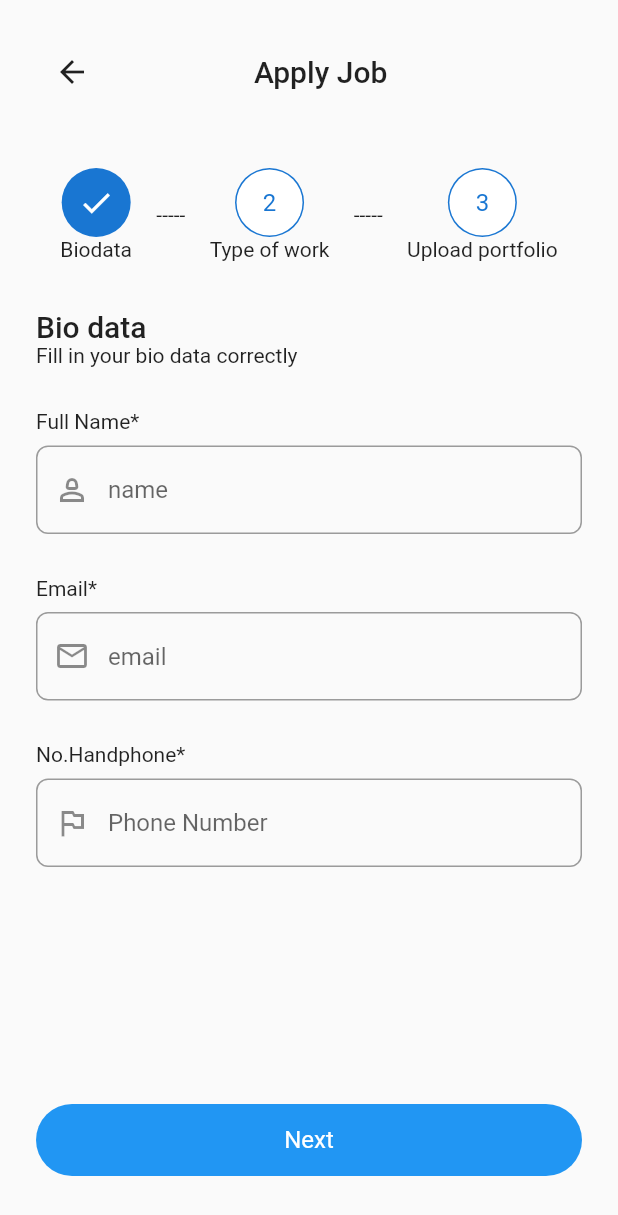
After one commit to abdoashraf111/jobsque, a Flutter app: the ApplyJob screen opened directly, on a phone screen of 412 x 824 dp. The commit adds this screen. Shown: the top 1215 px of the screen. Run offline on Flutter 3.47's test engine with Material 2 defaults, Android fonts, the phone set to English and light mode, and no system bars; our stand-ins replace bloc, dotted_border, email_validator, flutter_bloc, shared_preferences, smooth_page_indicator; missing offline and left inert: mailer; accounts and stored records are empty; project files that could hold a hidden picture were left out.

Commit message:
apply job

```diff
--- a/lib/main.dart
+++ b/lib/main.dart
@@ -1,6 +1,7 @@
 
 import 'package:flutter/material.dart';
 import 'package:flutter_bloc/flutter_bloc.dart';
+import 'package:jobsque/view/Apply%20Done.dart';
 import 'package:jobsque/view/screens/HomeScreen/HomeNavigationBar/Cubit/home_navigation_bar_cubit.dart';
 import 'package:jobsque/view/screens/HomeScreen/HomeNavigationBar/HomeNavigationBar.dart';
 import 'package:jobsque/view/screens/HomeScreen/saveScreen/saved_cubit.dart';
@@ -50,6 +51,7 @@ class MyApp extends StatelessWidget {
         home:
         // SlidingPage(),
             SignIn(),
+        //     ApplyDone(),
         // CreateAccount2(),
         // SplashScreen(),
         //   SearchScreen(),
--- /dev/null
+++ b/lib/view/ApplyJob.dart
@@ -0,0 +1,327 @@
+import 'package:dotted_border/dotted_border.dart';
+import 'package:flutter/cupertino.dart';
+import 'package:flutter/material.dart';
+import 'package:jobsque/view/screens/JobDetails/job_Details.dart';
+
+import '../CustomItems/CustomButton.dart';
+import '../CustomItems/Custom_Card/Custom_Card.dart';
+import '../CustomItems/custom_icons.dart';
+import 'Apply Done.dart';
+
+class ApplyJob extends StatelessWidget {
+   ApplyJob({Key? key}) : super(key: key);
+  final _controller = PageController();
+   final TextEditingController nameController = TextEditingController();
+   final TextEditingController emailController = TextEditingController();
+   final TextEditingController phoneController = TextEditingController();
+   GlobalKey<FormState> formKey = GlobalKey<FormState>();
+  int numPage = 0;
+  @override
+  Widget build(BuildContext context) {
+    return Scaffold(
+      body: SafeArea(
+        child: Padding(
+          padding: const EdgeInsets.only(left: 24,right: 24,top: 24),
+          child: Stack(
+            children: [
+              Column(
+                crossAxisAlignment: CrossAxisAlignment.start,
+                children: [
+                  Row(
+                    children: [
+                      IconButton(
+                        icon: const Icon(Icons.arrow_back),
+                        onPressed: () {
+                          Navigator.of(context).pop();
+                        },
+                      ),
+                      const Spacer(flex: 3,),
+                      const Text("Apply Job",style: TextStyle(fontSize: 20,fontWeight: FontWeight.w500)),
+                      const Spacer(flex: 4,),
+
+                    ],
+                  ),
+                  const SizedBox(height: 40,),
+                  const Row(
+                    children: [
+                      Spacer(),
+                      Column(
+                        children: [
+                          CircleAvatar(
+                            child: Icon(Icons.done),
+                            radius: 23,
+                          ),
+                          Text("Biodata"),
+                        ],
+                      ),
+                      Spacer(),
+                      Text("-----"),
+                      Spacer(),
+                      Column(
+                        children: [
+                          CircleAvatar(
+                            radius: 23,
+                            child: CircleAvatar(
+                              backgroundColor: Colors.white,
+                              child: Center(child: Text("2")),
+                              radius: 22,
+                            ),
+                          ),
+                          Text("Type of work"),
+                        ],
+                      ),
+                      Spacer(),
+                      Text("-----"),
+                      Spacer(),
+                      Column(
+                        children: [
+                          CircleAvatar(
+                            radius: 23,
+                            child: CircleAvatar(
+                              backgroundColor: Colors.white,
+                              child: Center(child: Text("3")),
+                              radius: 22,
+                            ),
+                          ),
+                          Text("Upload portfolio"),
+                        ],
+                      ),
+                      Spacer(),
+                    ],
+                  ),
+                  const SizedBox(height: 32,),
+                  SizedBox(
+                      height:500 ,
+                      width: MediaQuery.of(context).size.width,
+                      child: PageView(
+                        // physics: const NeverScrollableScrollPhysics(),
+                        controller: _controller,
+                        onPageChanged: (value) {
+                            numPage = value;
+                        },
+                        children: [
+                          Form(
+                            key: formKey,
+                            child: Column(
+                              crossAxisAlignment: CrossAxisAlignment.start,
+                              children: [
+                                Text("Bio data",style: TextStyle(
+                                  fontSize: 20,
+                                  fontWeight: FontWeight.w500
+                                )),
+                                Text("Fill in your bio data correctly"),
+                                SizedBox(height: 28,),
+                                Text("Full Name*"),
+                                SizedBox(height: 8,),
+                                TextFormField(
+                                  validator: (value) {
+                                    if (value!.length < 5) {
+                                      return "it should more than 5 letters or numbers ";
+                                    } else {
+                                      return null;
+                                    }
+                                  },
+                                  controller: nameController,
+                                  keyboardType: TextInputType.name,
+                                  decoration: InputDecoration(
+                                      hintText: "name",
+                                      prefixIcon: const Icon(Icons.person_2_outlined),
+                                      border: OutlineInputBorder(
+                                        borderRadius: BorderRadius.circular(8),
+                                      )),
+                                ),
+                                SizedBox(height: 28,),
+                                Text("Email*"),
+                                SizedBox(height: 8,),
+                                TextFormField(
+                                  validator: (value) {
+                                    if (value!.length < 5) {
+                                      return "it should more than 5 letters or numbers ";
+                                    } else {
+                                      return null;
+                                    }
+                                  },
+                                  controller: emailController,
+                                  keyboardType: TextInputType.emailAddress,
+                                  decoration: InputDecoration(
+                                      hintText: "email",
+                                      prefixIcon: const Icon(Icons.email_outlined),
+                                      border: OutlineInputBorder(
+                                        borderRadius: BorderRadius.circular(8),
+                                      )),
+                                ),
+                                SizedBox(height: 28,),
+                                Text("No.Handphone*"),
+                                SizedBox(height: 8,),
+                                TextFormField(
+
+                                  validator: (value) {
+                                    if (value!.length < 5) {
+                                      return "it should more than 5 letters or numbers ";
+                                    } else {
+                                      return null;
+                                    }
+                                  },
+                                  controller: phoneController,
+                                  keyboardType: TextInputType.phone,
+                                  decoration: InputDecoration(
+                                      hintText: "Phone Number",
+                                      prefixIcon: const Icon(Icons.outlined_flag),
+                                      border: OutlineInputBorder(
+                                        borderRadius: BorderRadius.circular(8),
+                                      )),
+                                ),
+
+                              ],
+                            ),
+                          ),
+                          Column(
+                            crossAxisAlignment: CrossAxisAlignment.start,
+                            children: [
+                              Text("Type of work",style: TextStyle(
+                                  fontSize: 20,
+                                  fontWeight: FontWeight.w500
+                              )),
+                              Text("Fill in your bio data correctly"),
+                              SizedBox(height: 28,),
+
+                                SizedBox(
+                                  height: 430,
+                                  child: ListView.separated(
+                                    separatorBuilder: (context, index) => SizedBox(height: 20,),
+                                      itemBuilder:  (context, index) => Container(
+                                        height: 81,
+                                        width: 327,
+                                        color: Colors.grey,),
+                                    itemCount: 4,
+                                  ),
+                                )
+
+
+                            ],
+                          ),
+                          Column(
+                            crossAxisAlignment: CrossAxisAlignment.start,
+                            children: [
+                              Text("Upload portfolio",style: TextStyle(
+                                  fontSize: 20,
+                                  fontWeight: FontWeight.w500
+                              )),
+                              Text("Fill in your bio data correctly"),
+                              SizedBox(height: 28,),
+                              Text("Upload CV*"),
+                              SizedBox(height: 12,),
+                              Container(
+                                height:74 ,
+                                width: MediaQuery.of(context).size.width,
+                                decoration: BoxDecoration(
+                                  border: Border.all(color: Colors.grey),
+                                  borderRadius: BorderRadius.circular(8),
+                                ),
+                                child: Padding(
+                                  padding: const EdgeInsets.all(20),
+                                  child: Row(
+                                    children: [
+                                      Image.asset("lib/images/file.png"),
+                                      SizedBox(width: 10,),
+                                      Column(children: [
+                                        Text("Rafif Dian.CV"),
+                                        Text("CV.pdf 300KB"),
+                                      ],),
+                                      Spacer(),
+                                      IconButton(onPressed: (){}, icon: Icon(CustomIcons.edit_2,color: Colors.blue,)),
+                                      IconButton(onPressed: (){}, icon: Icon(CustomIcons.close_circle,color: Colors.red,)),
+                                    ],
+                                  ),
+                                ),
+                              ),
+                              SizedBox(height: 20,),
+                              Text("Other File"),
+                              SizedBox(height: 12,),
+                              DottedBorder(
+                                color:Colors.blue ,
+                                radius: Radius.circular(8),
+                                borderType: BorderType.RRect,
+                                dashPattern: [5],
+                                child: Container(
+                                  width:MediaQuery.of(context).size.width ,
+                                  height: 221,
+                                  decoration: BoxDecoration(
+                                    color: Color(0xffECF2FF),
+                                    borderRadius: BorderRadius.circular(8)
+                                  ),
+                                  child: Padding(
+                                    padding: const EdgeInsets.all(16),
+                                    child: Column(
+                                      children: [
+                                        CircleAvatar(
+                                          radius: 25,
+                                          backgroundColor:Color(0xffD6E4FF) ,
+                                          child: Image.asset("lib/images/Vector.png"),
+                                        ),
+                                        Spacer(),
+                                        Text("Upload your other file"),
+                                        Spacer(),
+                                        Text("Max. file size 10 MB"),
+                                        Spacer(),
+                                        Container(
+                                          height: 40,
+                                          width: 295,
+                                          decoration:BoxDecoration(
+                                            color:Color(0xffD6E4FF),
+                                            borderRadius: BorderRadius.circular(100),
+                                            border: Border.all(color: Colors.blue)
+                                          ) ,
+                                          child: TextButton(
+                                              onPressed: (){}, child: Row(
+                                            mainAxisAlignment: MainAxisAlignment.center,
+                                            children: [
+                                              Icon(CustomIcons.export_icon),
+                                              Text("Add file"),
+                                            ],
+                                          )),
+                                        )
+                                      ],
+                                    ),
+                                  ),
+                                ),
+                              )
+
+
+
+                            ],
+                          )
+
+                        ],
+                      ))
+
+                ],
+              ),
+              Positioned(
+                bottom: 40,
+                left: 0,
+                right: 0,
+                child: CustomButton(
+                    text: "Next",
+                    fun: (){
+                      if(numPage!=2){
+                        if (formKey.currentState!.validate()){
+                          Navigator.of(context).push(
+                              MaterialPageRoute(builder: (context) =>const ApplyDone() ,));
+                        }
+                      }
+                      else{
+                        _controller.nextPage(
+                          duration: const Duration(seconds: 1), curve: Curves.linear);}
+
+                    },
+                    buttoncolor: Colors.blue,
+                    textcolor: Colors.white),
+              )
+            ],
+          ),
+        ),
+      ),
+    );
+  }
+}
--- a/lib/view/screens/JobDetails/job_Details.dart
+++ b/lib/view/screens/JobDetails/job_Details.dart
@@ -4,6 +4,7 @@ import 'package:flutter_bloc/flutter_bloc.dart';
 import 'package:jobsque/CustomItems/CustomButton.dart';
 import 'package:jobsque/CustomItems/custom_icons.dart';
 import 'package:jobsque/controller/data_cubit.dart';
+import 'package:jobsque/view/ApplyJob.dart';
 
 
 import '../../../CustomItems/CustomWorker.dart';
@@ -308,7 +309,9 @@ int index;
                     right: 0,
                     child: CustomButton(
                         text: "Apply now",
-                        fun: (){},
+                        fun: (){
+                          Navigator.push(context, MaterialPageRoute(builder: (context) => ApplyJob(),));
+                        },
                         buttoncolor: Colors.blue,
                         textcolor: Colors.white),
                   )
--- a/pubspec.yaml
+++ b/pubspec.yaml
@@ -42,6 +42,7 @@ dependencies:
   email_validator: ^2.1.17
   flutter_bloc: ^8.1.2
   mailer: ^6.0.1
+  dotted_border: ^2.0.0+3
 
 dev_dependencies:
   flutter_test:
```
Also changed, not shown: lib/CustomItems/CustomfavJob.dart (+85 -12 lines), lib/view/Apply Done.dart (added, +75 -0 lines), lib/view/screens/HomeScreen/saveScreen/SavedScreen.dart (+15 -4 lines), lib/images/Data Ilustration.png (added), lib/images/Saved Ilustration.png (added), lib/images/Vector.png (added), lib/images/file.png (added), pubspec.lock.
